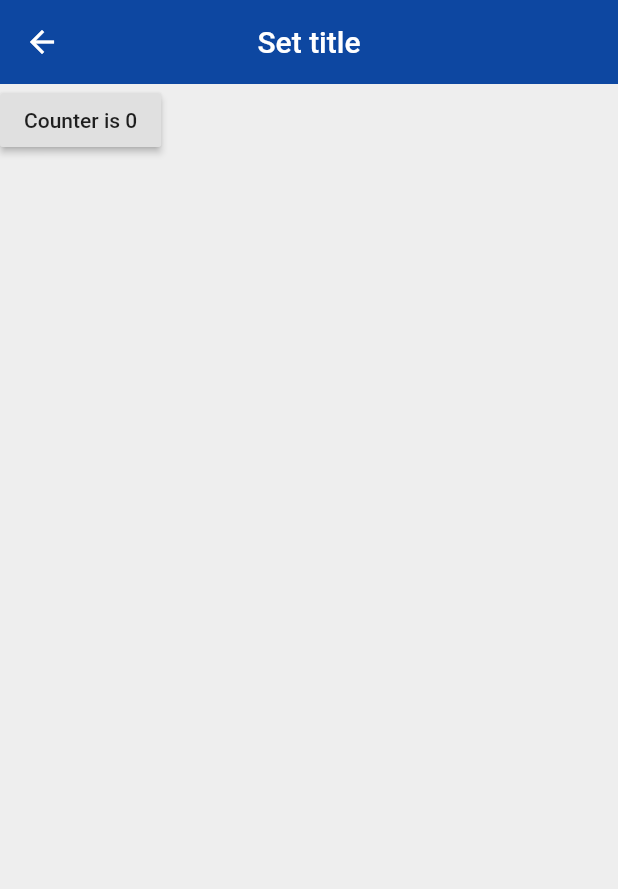
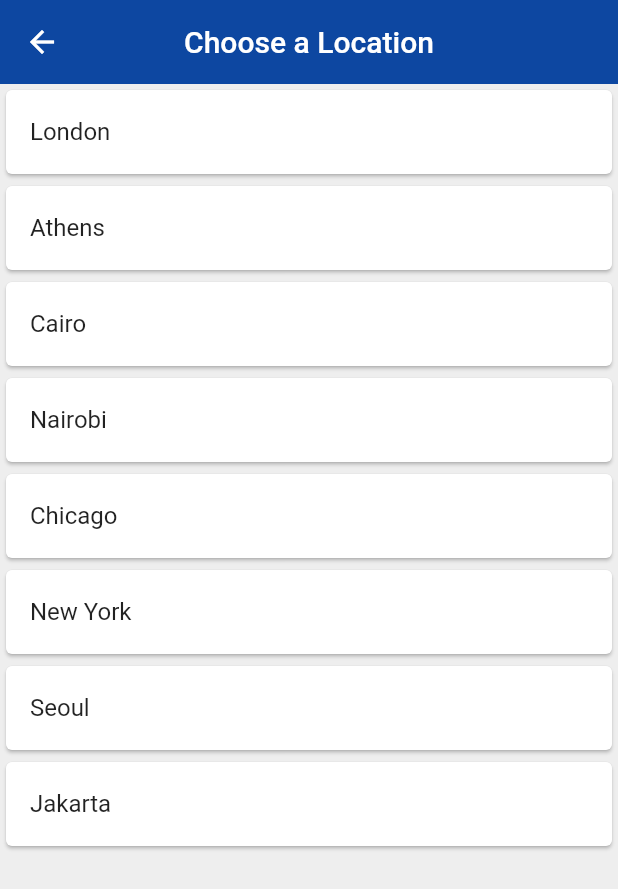
Before and after one commit to andriimaryskevych/flutter, a Flutter app: the ChooseLocation screen opened by its route, on a phone screen of 412 x 824 dp. Shown: the top 889 px of the screen. Run offline on Flutter 3.47's test engine with Material 2 defaults, Android fonts, the phone set to English and light mode, and no system bars; our stand-ins replace flutter_spinkit; network calls fail.

Commit message:
Finish application

```diff
--- a/lib/pages/choose_location.dart
+++ b/lib/pages/choose_location.dart
@@ -1,4 +1,5 @@
 import 'package:flutter/material.dart';
+import 'package:world_time/services/world_time.dart';
 
 class ChooseLocation extends StatefulWidget {
   @override
@@ -7,6 +8,30 @@ class ChooseLocation extends StatefulWidget {
 
 class _ChooseLocationState extends State<ChooseLocation> {
 
+  List<WorldTime> locations = [
+    WorldTime(url: 'Europe/London', location: 'London', flag: 'uk.png'),
+    WorldTime(url: 'Europe/Berlin', location: 'Athens', flag: 'greece.png'),
+    WorldTime(url: 'Africa/Cairo', location: 'Cairo', flag: 'egypt.png'),
+    WorldTime(url: 'Africa/Nairobi', location: 'Nairobi', flag: 'kenya.png'),
+    WorldTime(url: 'America/Chicago', location: 'Chicago', flag: 'usa.png'),
+    WorldTime(url: 'America/New_York', location: 'New York', flag: 'usa.png'),
+    WorldTime(url: 'Asia/Seoul', location: 'Seoul', flag: 'south_korea.png'),
+    WorldTime(url: 'Asia/Jakarta', location: 'Jakarta', flag: 'indonesia.png'),
+  ];
+
+  void updateTime (context, index) async {
+    WorldTime instance = locations[index];
+
+    await instance.getTime();
+
+    Navigator.pop(context, {
+      'location': instance.location,
+      'flag': instance.flag,
+      'time': instance.time,
+      'isDaytime': instance.isDaytime
+    });
+  }
+
   int counter = 0;
   @override
   Widget build(BuildContext context) {
@@ -14,17 +39,22 @@ class _ChooseLocationState extends State<ChooseLocation> {
       backgroundColor: Colors.grey[200],
       appBar: AppBar(
         backgroundColor: Colors.blue[900],
-        title: Text('Set title'),
+        title: Text('Choose a Location'),
         centerTitle: true,
         elevation: 0,
       ),
-      body: RaisedButton(
-        onPressed: () {
-          setState(() {
-            counter++;
-          });
+      body: ListView.builder(
+        itemCount: locations.length,
+        itemBuilder: (context, index) {
+          return Card(
+            child: ListTile(
+              onTap: () {
+                updateTime(context, index);
+              },
+              title: Text(locations[index].location),
+            ),
+          );
         },
-        child: Text('Counter is $counter'),
       )
     );
   }
```
Also changed, not shown: lib/pages/home.dart (+11 -4 lines).
